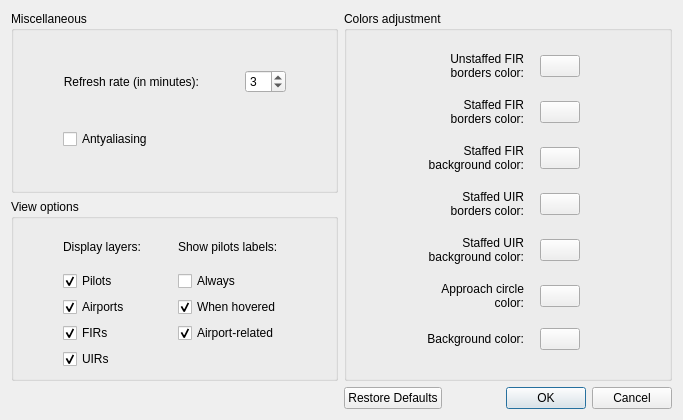
Vatsinator/vatsinator-legacy, file source/ui/resources/SettingsWindow.ui: the form before one commit.
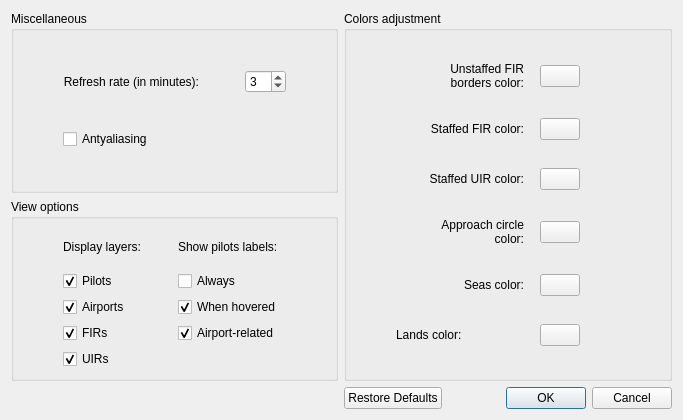
The form after the commit. Icons and pictures are not drawn. Custom widgets are drawn as their Qt base class.

Commit message:
A lot of work to optimize the rendering process. - Added VBO support; - added world map; - changed all doubles to floats; - added two worldmap-related options in SettingsWindow;
TODO: Rendering whole world from one VBO.

```diff
--- a/source/ui/resources/SettingsWindow.ui
+++ b/source/ui/resources/SettingsWindow.ui
@@ -27,8 +27,8 @@
       <string>Colors adjustment</string>
      </property>
      <layout class="QGridLayout" name="gridLayout_4">
-      <item row="0" column="3">
-       <widget class="ColorButton" name="UnstaffedFirColorButton">
+      <item row="2" column="3">
+       <widget class="ColorButton" name="StaffedUirColorButton">
         <property name="sizePolicy">
          <sizepolicy hsizetype="Fixed" vsizetype="Fixed">
           <horstretch>0</horstretch>
@@ -40,31 +40,28 @@
         </property>
        </widget>
       </item>
-      <item row="3" column="1">
+      <item row="2" column="1">
        <widget class="QLabel" name="StaffedUirColorLabel">
         <property name="text">
-         <string>Staffed UIR&lt;br&gt;borders color:</string>
+         <string>Staffed UIR color:</string>
         </property>
         <property name="alignment">
          <set>Qt::AlignRight|Qt::AlignTrailing|Qt::AlignVCenter</set>
         </property>
        </widget>
       </item>
-      <item row="0" column="2">
-       <spacer name="horizontalSpacer_8">
-        <property name="orientation">
-         <enum>Qt::Horizontal</enum>
+      <item row="3" column="3">
+       <widget class="ColorButton" name="ApproachCircleColorButton">
+        <property name="sizePolicy">
+         <sizepolicy hsizetype="Fixed" vsizetype="Fixed">
+          <horstretch>0</horstretch>
+          <verstretch>0</verstretch>
+         </sizepolicy>
         </property>
-        <property name="sizeType">
-         <enum>QSizePolicy::Fixed</enum>
+        <property name="text">
+         <string/>
         </property>
-        <property name="sizeHint" stdset="0">
-         <size>
-          <width>10</width>
-          <height>20</height>
-         </size>
-        </property>
-       </spacer>
+       </widget>
       </item>
       <item row="0" column="0">
        <spacer name="horizontalSpacer_5">
@@ -82,30 +79,23 @@
         </property>
        </spacer>
       </item>
-      <item row="5" column="3">
-       <widget class="ColorButton" name="ApproachCircleColorButton">
-        <property name="sizePolicy">
-         <sizepolicy hsizetype="Fixed" vsizetype="Fixed">
-          <horstretch>0</horstretch>
-          <verstretch>0</verstretch>
-         </sizepolicy>
+      <item row="0" column="4">
+       <spacer name="horizontalSpacer_6">
+        <property name="orientation">
+         <enum>Qt::Horizontal</enum>
         </property>
-        <property name="text">
-         <string/>
+        <property name="sizeType">
+         <enum>QSizePolicy::Fixed</enum>
         </property>
-       </widget>
-      </item>
-      <item row="6" column="1">
-       <widget class="QLabel" name="BackgroundColorLabel">
-        <property name="text">
-         <string>Background color:</string>
+        <property name="sizeHint" stdset="0">
+         <size>
+          <width>80</width>
+          <height>20</height>
+         </size>
         </property>
-        <property name="alignment">
-         <set>Qt::AlignRight|Qt::AlignTrailing|Qt::AlignVCenter</set>
-        </property>
-       </widget>
+       </spacer>
       </item>
-      <item row="5" column="1">
+      <item row="3" column="1">
        <widget class="QLabel" name="ApproachCircleColorLabel">
         <property name="text">
          <string>Approach circle&lt;br&gt;color:</string>
@@ -115,58 +105,29 @@
         </property>
        </widget>
       </item>
+      <item row="1" column="3">
+       <widget class="ColorButton" name="StaffedFirColorButton">
+        <property name="sizePolicy">
+         <sizepolicy hsizetype="Fixed" vsizetype="Fixed">
+          <horstretch>0</horstretch>
+          <verstretch>0</verstretch>
+         </sizepolicy>
+        </property>
+        <property name="text">
+         <string/>
+        </property>
+       </widget>
+      </item>
       <item row="1" column="1">
        <widget class="QLabel" name="StaffedFirColorLabel">
         <property name="text">
-         <string>Staffed FIR&lt;br&gt;borders color:</string>
+         <string>Staffed FIR color:</string>
         </property>
         <property name="alignment">
          <set>Qt::AlignRight|Qt::AlignTrailing|Qt::AlignVCenter</set>
         </property>
        </widget>
       </item>
-      <item row="6" column="3">
-       <widget class="ColorButton" name="BackgroundColorButton">
-        <property name="sizePolicy">
-         <sizepolicy hsizetype="Fixed" vsizetype="Fixed">
-          <horstretch>0</horstretch>
-          <verstretch>0</verstretch>
-         </sizepolicy>
-        </property>
-        <property name="text">
-         <string/>
-        </property>
-       </widget>
-      </item>
-      <item row="0" column="4">
-       <spacer name="horizontalSpacer_6">
-        <property name="orientation">
-         <enum>Qt::Horizontal</enum>
-        </property>
-        <property name="sizeType">
-         <enum>QSizePolicy::Fixed</enum>
-        </property>
-        <property name="sizeHint" stdset="0">
-         <size>
-          <width>80</width>
-          <height>20</height>
-         </size>
-        </property>
-       </spacer>
-      </item>
-      <item row="3" column="3">
-       <widget class="ColorButton" name="StaffedUirColorButton">
-        <property name="sizePolicy">
-         <sizepolicy hsizetype="Fixed" vsizetype="Fixed">
-          <horstretch>0</horstretch>
-          <verstretch>0</verstretch>
-         </sizepolicy>
-        </property>
-        <property name="text">
-         <string/>
-        </property>
-       </widget>
-      </item>
       <item row="0" column="1">
        <widget class="QLabel" name="UnstaffedFirColorLabel">
         <property name="text">
@@ -177,46 +138,10 @@
         </property>
        </widget>
       </item>
-      <item row="1" column="3">
-       <widget class="ColorButton" name="StaffedFirColorButton">
-        <property name="sizePolicy">
-         <sizepolicy hsizetype="Fixed" vsizetype="Fixed">
-          <horstretch>0</horstretch>
-          <verstretch>0</verstretch>
-         </sizepolicy>
-        </property>
-        <property name="text">
-         <string/>
-        </property>
-       </widget>
-      </item>
-      <item row="2" column="1">
-       <widget class="QLabel" name="StaffedFirBackgroundColorLabel">
-        <property name="text">
-         <string>Staffed FIR&lt;br&gt;background color:</string>
-        </property>
-        <property name="alignment">
-         <set>Qt::AlignRight|Qt::AlignTrailing|Qt::AlignVCenter</set>
-        </property>
-       </widget>
-      </item>
-      <item row="2" column="3">
-       <widget class="ColorButton" name="StaffedFirBackgroundColorButton">
-        <property name="sizePolicy">
-         <sizepolicy hsizetype="Fixed" vsizetype="Fixed">
-          <horstretch>0</horstretch>
-          <verstretch>0</verstretch>
-         </sizepolicy>
-        </property>
-        <property name="text">
-         <string/>
-        </property>
-       </widget>
-      </item>
       <item row="4" column="1">
-       <widget class="QLabel" name="StaffedUirBackgroundColorLabel">
+       <widget class="QLabel" name="SeasColorLabel">
         <property name="text">
-         <string>Staffed UIR&lt;br&gt;background color:</string>
+         <string>Seas color:</string>
         </property>
         <property name="alignment">
          <set>Qt::AlignRight|Qt::AlignTrailing|Qt::AlignVCenter</set>
@@ -224,7 +149,7 @@
        </widget>
       </item>
       <item row="4" column="3">
-       <widget class="ColorButton" name="StaffedUirBackgroundColorButton">
+       <widget class="ColorButton" name="SeasColorButton">
         <property name="sizePolicy">
          <sizepolicy hsizetype="Fixed" vsizetype="Fixed">
           <horstretch>0</horstretch>
@@ -236,6 +161,49 @@
         </property>
        </widget>
       </item>
+      <item row="0" column="3">
+       <widget class="ColorButton" name="UnstaffedFirColorButton">
+        <property name="sizePolicy">
+         <sizepolicy hsizetype="Fixed" vsizetype="Fixed">
+          <horstretch>0</horstretch>
+          <verstretch>0</verstretch>
+         </sizepolicy>
+        </property>
+        <property name="text">
+         <string/>
+        </property>
+       </widget>
+      </item>
+      <item row="0" column="2">
+       <spacer name="horizontalSpacer_8">
+        <property name="orientation">
+         <enum>Qt::Horizontal</enum>
+        </property>
+        <property name="sizeType">
+         <enum>QSizePolicy::Fixed</enum>
+        </property>
+        <property name="sizeHint" stdset="0">
+         <size>
+          <width>10</width>
+          <height>20</height>
+         </size>
+        </property>
+       </spacer>
+      </item>
+      <item row="5" column="1">
+       <widget class="QLabel" name="LandsColorLabel">
+        <property name="text">
+         <string>Lands color:</string>
+        </property>
+       </widget>
+      </item>
+      <item row="5" column="3">
+       <widget class="ColorButton" name="LandsColorButton">
+        <property name="text">
+         <string/>
+        </property>
+       </widget>
+      </item>
      </layout>
     </widget>
    </item>
```
The commit also changes 37 other files.
